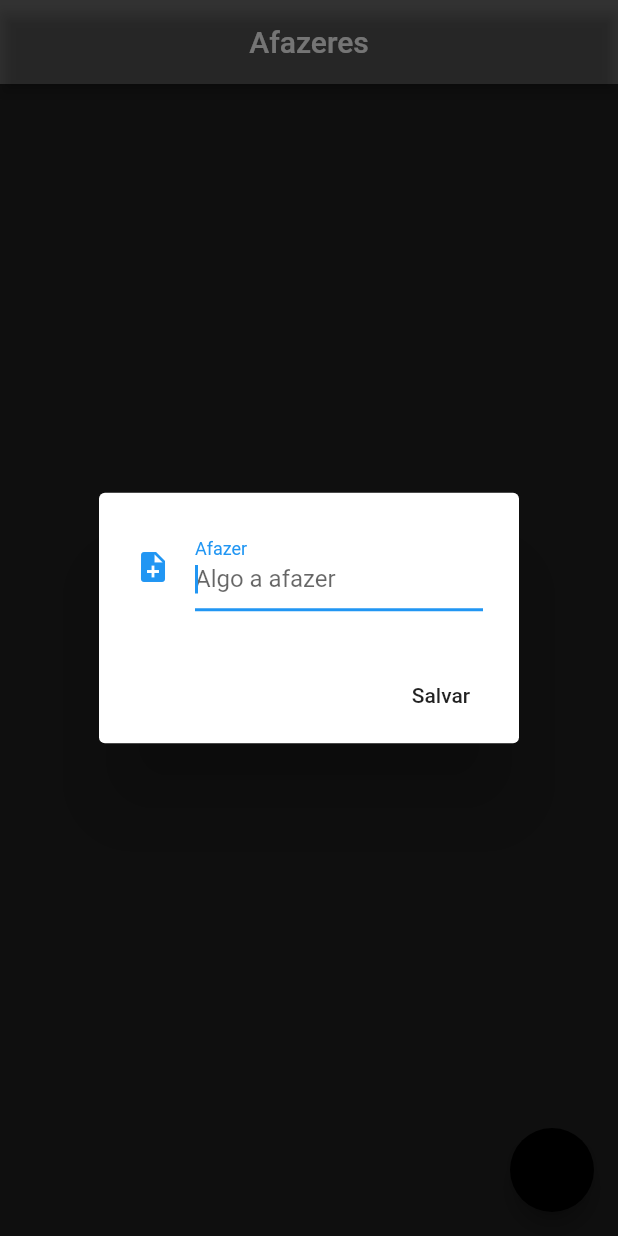
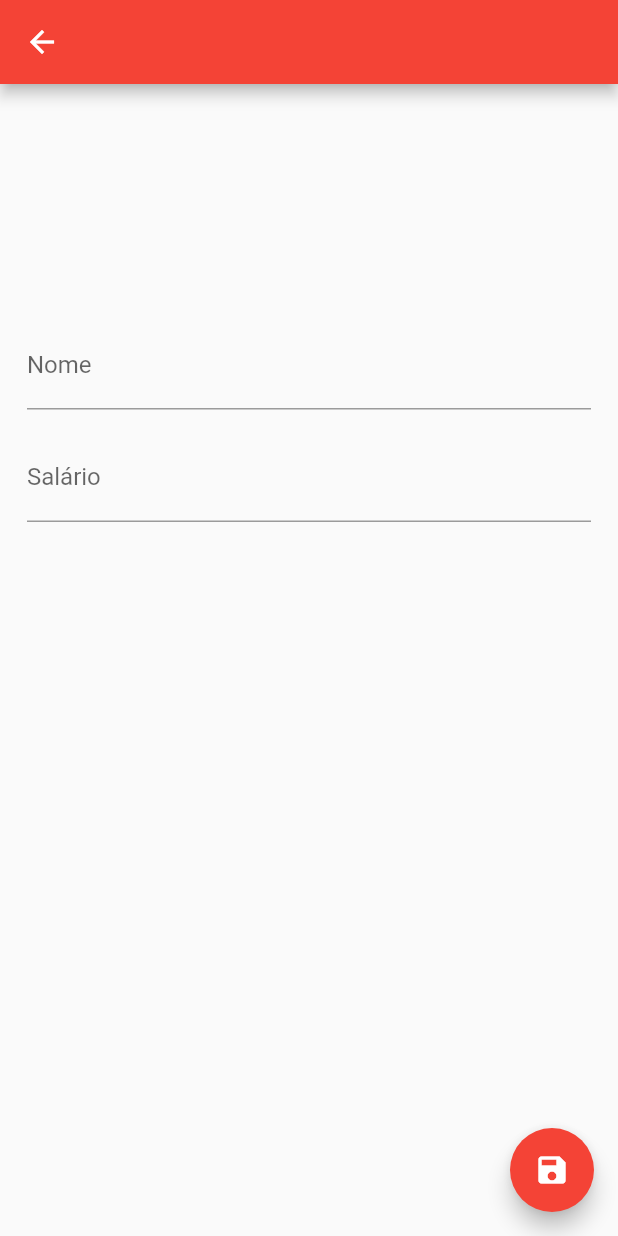
Before and after one commit to ThalesAlmeida/Todo, a Flutter app: the screen it shows after launch, after a tap on the "add" icon, on a phone screen of 412 x 824 dp. Run offline on Flutter 3.47's test engine with Material 2 defaults, Android fonts, the phone set to English and light mode, and no system bars; our stand-ins replace sqflite; accounts and stored records are empty.

Commit message:
inserindo valores

```diff
--- a/lib/modelos/afazer.dart
+++ b/lib/modelos/afazer.dart
@@ -1,28 +1,33 @@
 import 'package:flutter/material.dart';
 
 class Afazer extends StatelessWidget {
-  String _afazerNome;
-  String _afazerDataCriado;
-  int _id;
+  String afazerNome;
+  String afazerDataCriado;
+  double salario;
+  int id;
 
-  Afazer(this._afazerNome, this._afazerDataCriado);
+  Afazer({this.afazerNome, this.afazerDataCriado, this.salario});
 
   Afazer.map(dynamic obj) {
-    this._afazerNome = obj["nome"];
-    this._afazerDataCriado = obj["data"];
-    this._id = obj["id"];
+    this.afazerNome = obj["nome"];
+    this.afazerDataCriado = obj["data"];
+    this.id = obj["id"];
+    this.salario = obj["salario"];
   }
 
-  String get afazerNome => _afazerNome;
+  String get _afazerNome => afazerNome;
 
-  String get afazerDataCriado => _afazerDataCriado;
+  String get _afazerDataCriado => afazerDataCriado;
 
-  int get id => _id;
+  double get _salario => salario;
+
+  int get _id => id;
 
   Map<String, dynamic> toMap() {
     var mapa = new Map<String, dynamic>();
-    mapa["nome"] = _afazerNome;
-    mapa["data"] = _afazerDataCriado;
+    mapa["nome"] = afazerNome;
+    mapa["data"] = afazerDataCriado;
+    mapa["salario"] = salario;
 
     if (_id != null) {
       mapa["id"] = _id;
@@ -32,9 +37,10 @@ class Afazer extends StatelessWidget {
   }
 
   Afazer.fromMap(Map<String, dynamic> mapa) {
-    this._afazerNome = mapa["nome"];
-    this._afazerDataCriado = mapa["data"];
-    this._id = mapa["id"];
+    this.afazerNome = mapa["nome"];
+    this.afazerDataCriado = mapa["data"];
+    this.id = mapa["id"];
+    this.salario = double.parse(mapa["salario"]);
   }
 
   @override
@@ -46,6 +52,13 @@ class Afazer extends StatelessWidget {
         children: <Widget>[
           Text(
             _afazerNome,
+            style: TextStyle(
+                color: Colors.white,
+                fontWeight: FontWeight.bold,
+                fontSize: 16.9),
+          ),
+          Text(
+            _salario.toString(),
             style: TextStyle(
                 color: Colors.white,
                 fontWeight: FontWeight.bold,
--- a/lib/ui/afazeres_tela.dart
+++ b/lib/ui/afazeres_tela.dart
@@ -1,5 +1,6 @@
 import 'package:flutter/material.dart';
 import 'package:watering1_app/modelos/afazer.dart';
+import 'package:watering1_app/ui/cadastro_afazer.dart';
 import 'package:watering1_app/util/db_ajudante.dart';
 import 'package:intl/intl.dart';
 import 'package:intl/date_symbol_data_local.dart';
@@ -11,10 +12,35 @@ class AfazeresTela extends StatefulWidget {
 
 class _AfazeresTelaState extends State<AfazeresTela> {
   final TextEditingController _control = new TextEditingController();
+  final TextEditingController _controlVezes = new TextEditingController();
+
+  final formKey = new GlobalKey<FormState>();
+  final scaffoldKey = new GlobalKey<ScaffoldState>();
+
+  String _name;
+  double _salario;
 
   var db = new DbAjudante();
 
   final List<Afazer> _afazerLista = <Afazer>[];
+
+  void _submit(){
+    final form = formKey.currentState;
+
+    if(form.validate()){
+      form.save();
+
+      Afazer afazer = new Afazer(
+        afazerNome: _name,
+        salario: _salario,
+      );
+
+      setState(() {
+        var db = new DbAjudante();
+        db.salvarAfazer(afazer);
+      });
+    }
+  }
 
   @override
   void initState() {
@@ -37,7 +63,7 @@ class _AfazeresTelaState extends State<AfazeresTela> {
                     color: Colors.white10,
                     child: ListTile(
                       title: _afazerLista[posicao],
-                      onTap: () =>
+                      onLongPress: () =>
                           _atualizarAfazer(_afazerLista[posicao], posicao),
                           trailing: Listener(
                             key: Key(_afazerLista[posicao].afazerNome),
@@ -73,51 +99,23 @@ class _AfazeresTelaState extends State<AfazeresTela> {
   }
 
   void _mostrarFormulario() {
-    var alert = AlertDialog(
-      content: Row(
-        children: <Widget>[
-          Expanded(
-            child: TextField(
-              controller: _control,
-              autofocus: true,
-              decoration: InputDecoration(
-                  labelText: "Afazer",
-                  hintText: "Algo a afazer",
-                  icon: Icon(Icons.note_add)),
-            ),
-          )
-        ],
-      ),
-      actions: <Widget>[
-        FlatButton(
-          onPressed: () {
-            _lidarComtexto(_control.text);
-            _control.clear();
-            Navigator.pop(context);
-          },
-          child: Text("Salvar"),
-        )
-      ],
+    Navigator.of(context).push(
+        MaterialPageRoute(builder: (context)=>AfazerPage())
     );
-    showDialog(
-        context: context,
-        builder: (_) {
-          return alert;
-        });
   }
 
-  void _lidarComtexto(String text) async {
-    _control.clear();
-
-    Afazer afazer = new Afazer(text, dataFormatada());
-
-    int salvoId = await db.salvarAfazer(afazer);
-
-    Afazer itemSalvo = await db.recuperarAfazer(salvoId);
-    setState(() {
-      _afazerLista.insert(0, itemSalvo);
-    });
-  }
+//  void _lidarComtexto(String text, double vezes) async {
+//    _control.clear();
+//
+//    Afazer afazer = new Afazer(text, dataFormatada(), vezes);
+//
+//    int salvoId = await db.salvarAfazer(afazer);
+//
+//    Afazer itemSalvo = await db.recuperarAfazer(salvoId);
+//    setState(() {
+//      _afazerLista.insert(0, itemSalvo);
+//    });
+//  }
 
   String dataFormatada() {
     var agora = DateTime.now();
--- /dev/null
+++ b/lib/ui/cadastro_afazer.dart
@@ -0,0 +1,166 @@
+import 'dart:io';
+
+import 'package:watering1_app/util/db_ajudante.dart';
+import 'package:flutter/material.dart';
+import 'package:watering1_app/modelos/afazer.dart';
+
+
+class AfazerPage extends StatefulWidget {
+  @override
+  _AfazerPageState createState() => _AfazerPageState();
+}
+
+class _AfazerPageState extends State<AfazerPage> {
+  final _nameController = TextEditingController();
+  final _emailController = TextEditingController();
+  final _phoneController = TextEditingController();
+
+  final scaffoldKey = new GlobalKey<ScaffoldState>();
+  final formKey = new GlobalKey<FormState>();
+  String _name;
+  double _salario;
+
+  final _nameFocus = FocusNode();
+
+  bool _userEdited = false;
+
+
+
+  void _submit(){
+    final form = formKey.currentState;
+
+    if(form.validate()){
+      form.save();
+
+      Afazer afazer = new Afazer(
+        afazerNome: _name,
+        salario: _salario,
+      );
+      setState(() {
+        var db = new DbAjudante();
+        db.salvarAfazer(afazer).then((res){
+          _showSnackBar("Dados Salvos");
+          new Future.delayed(new Duration(seconds: 4)).then((_){
+            Navigator.of(context).push(
+                MaterialPageRoute(builder: (context)=>AfazerPage())
+            );
+          });
+        })
+            .catchError((err) {
+          _showSnackBar('Error: $err');
+        });
+      });
+    }
+  }
+
+  void _showSnackBar(String text) {
+    scaffoldKey.currentState.showSnackBar(new SnackBar(content: new Text(text)));
+  }
+
+  @override
+  Widget build(BuildContext context) {
+    return WillPopScope(
+      onWillPop: _requestPop,
+      child: Scaffold(
+        key: scaffoldKey,
+        appBar: AppBar(
+          backgroundColor: Colors.red,
+          centerTitle: true,
+        ),
+        floatingActionButton: FloatingActionButton(
+          onPressed: _submit,
+          child: Icon(Icons.save),
+          backgroundColor: Colors.red,
+        ),
+        body: SingleChildScrollView(
+          padding: EdgeInsets.all(10.0),
+          child: Column(
+            children: <Widget>[
+              GestureDetector(
+                child: Container(
+                  width: 140.0,
+                  height: 140.0,
+                  decoration: BoxDecoration(
+                    shape: BoxShape.circle,
+                  ),
+                ),
+
+              ),
+//              TextField(
+//                focusNode: _nameFocus,
+//                decoration: InputDecoration(labelText: "Nome"),
+//                onChanged: (text){
+//                  _userEdited = true;
+//                  setState(() {
+//                    _editedContact.name = text;
+//                  });
+//                },
+//              ),
+              new Form(
+                  key: formKey,
+                  child: new Column(
+                    children: <Widget>[
+                      Padding(
+                        padding: const EdgeInsets.all(8.0),
+                        child: new TextFormField(
+                          controller: _nameController,
+                          onSaved: (val) => _name = val,
+                          validator: (val) {
+                            return val.length < 1
+                                ? "Name must have atleast 1 chars"
+                                : null;
+                          },
+                          decoration: new InputDecoration(labelText: "Nome"),
+
+                        ),
+                      ),
+                      Padding(
+                        padding: const EdgeInsets.all(8.0),
+                        child: new TextFormField(
+                          onSaved: (val) => _salario = double.parse(val),
+                          keyboardType: TextInputType.number,
+                          decoration: new InputDecoration(labelText: "Salário"),
+                        ),
+                      )
+                    ],
+                  )
+              ),
+            ],
+          ),
+        ),
+      ),
+    );
+  }
+
+  Future<bool> _requestPop(){
+    if(_userEdited){
+      showDialog(context: context,
+          builder: (context){
+            return AlertDialog(
+              title: Text("Descartar Alterações?"),
+              content: Text("Se sair as alterações serão perdidas."),
+              actions: <Widget>[
+                FlatButton(
+                  child: Text("Cancelar"),
+                  onPressed: (){
+                    Navigator.pop(context);
+                  },
+                ),
+                FlatButton(
+                  child: Text("Sim"),
+                  onPressed: (){
+                    Navigator.pop(context);
+                    Navigator.pop(context);
+                  },
+                ),
+              ],
+            );
+          }
+      );
+      return Future.value(false);
+    } else {
+      return Future.value(true);
+    }
+  }
+
+}
--- a/lib/util/db_ajudante.dart
+++ b/lib/util/db_ajudante.dart
@@ -17,6 +17,7 @@ class DbAjudante{
   final String colunaId = "id";
   final String afazerNome = "nome";
   final String afazerDataCriado = "data";
+  final String salario = "salario";
 
   static Database _db;
 
@@ -32,7 +33,7 @@ class DbAjudante{
 
   initBd() async {
     Directory documentoDiretorio = await getApplicationDocumentsDirectory();
-    String caminho = join(documentoDiretorio.path, "bd_principal.db"); // home://directory/files/bd_principal.db
+    String caminho = join(documentoDiretorio.path, "afazer.db"); // home://directory/files/bd_principal.db
 
     var nossoBD = await openDatabase(caminho, version: 1, onCreate: _onCreate);
     return nossoBD;
@@ -41,7 +42,7 @@ class DbAjudante{
   void _onCreate(Database db, int version) async {
     await db.execute("CREATE TABLE $nomeTabela($colunaId INTEGER PRIMARY KEY,"
         "$afazerNome REAL,"
-        "$afazerDataCriado REAL)");
+        "$afazerDataCriado REAL, $salario DOUBLE)");
   }
 
   //CRUD - CREATE, READ, UPDATE, DELETE
```
